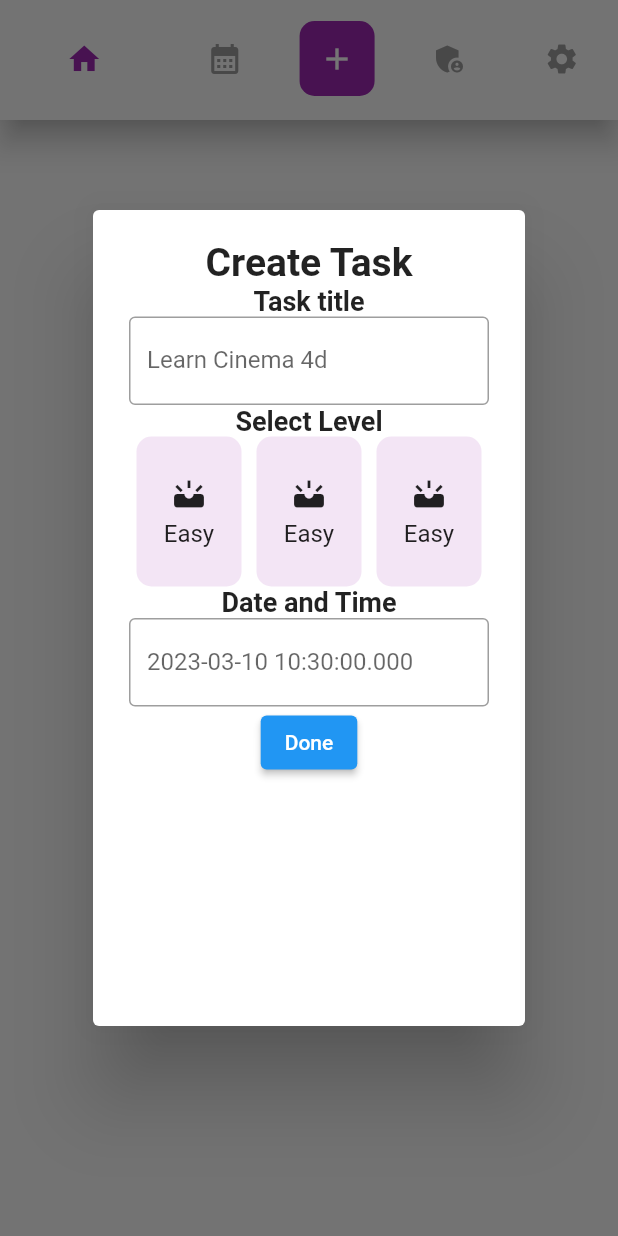
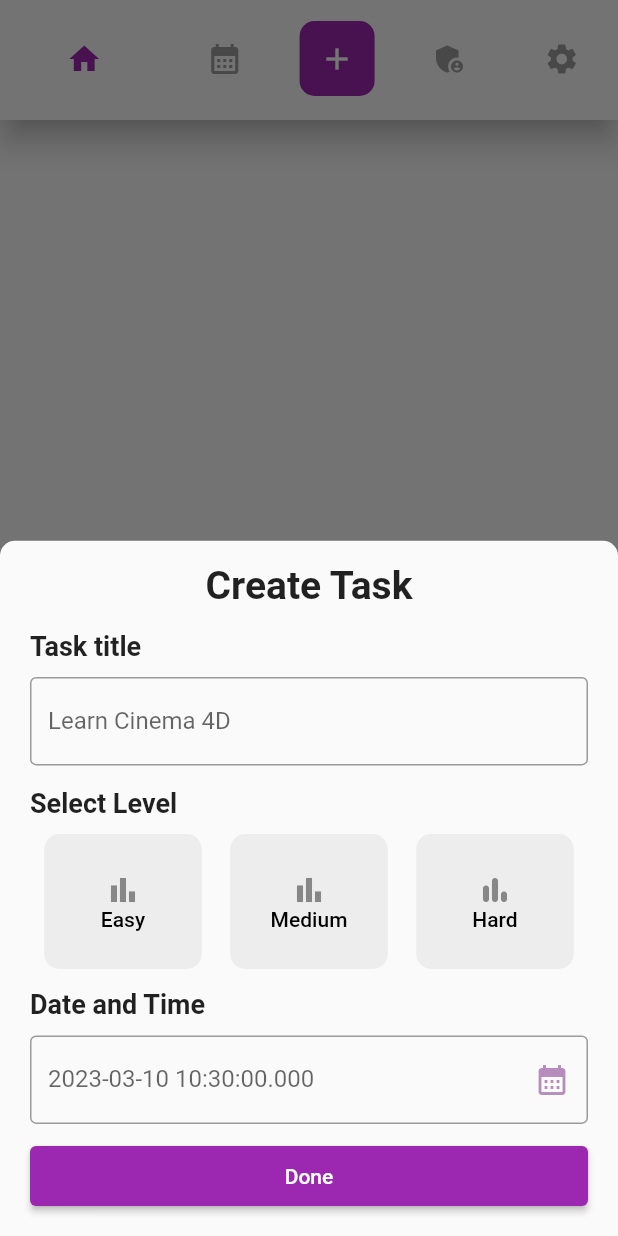
Before and after one commit to Michael-saeek/to_do_tasks_app, a Flutter app: the NavigationBarBottom widget shown alone on an empty page, opened directly, item 3 of the bottom bar chosen, on a phone screen of 412 x 824 dp. Run offline on Flutter 3.47's test engine with Material 2 defaults, Android fonts, the phone set to English and light mode, and no system bars; our stand-ins replace fl_chart; network calls fail.

Commit message:
adding last details about CreateTaskModal

```diff
--- a/lib/helpers/custom_dialog_task.dart
+++ b/lib/helpers/custom_dialog_task.dart
@@ -1,100 +1,177 @@
 import 'package:flutter/material.dart';
 
-void CustomShowCreateTask(BuildContext context) {
+void customShowCreateTask(BuildContext context) {
   final DateTime time = DateTime.now();
 
-  showDialog(
+  showModalBottomSheet(
       context: context,
+      shape: const RoundedRectangleBorder(
+          borderRadius: BorderRadius.vertical(top: Radius.circular(10))),
       builder: (_) {
-        return AlertDialog(
-          actionsAlignment: MainAxisAlignment.start,
-          content: SizedBox(
-            height: 500,
+        return SizedBox(
+          width: double.infinity,
           child: Column(
             children: [
+              const SizedBox(
+                height: 15,
+              ),
               const Text(
                   style: TextStyle(fontSize: 26, fontWeight: FontWeight.bold),
                   'Create Task'),
-                SizedBox(
-                  width: double.infinity,
+              Expanded(
+                child: Padding(
+                  padding: const EdgeInsets.symmetric(horizontal: 20),
                   child: Column(
-                    mainAxisAlignment: MainAxisAlignment.start,
-                    crossAxisAlignment: CrossAxisAlignment.center,
+                    mainAxisAlignment: MainAxisAlignment.center,
+                    crossAxisAlignment: CrossAxisAlignment.start,
                     children: const [
                       Text(
                           style: TextStyle(
                               fontSize: 18, fontWeight: FontWeight.bold),
                           'Task title'),
+                      SizedBox(
+                        height: 10,
+                      ),
                       TextField(
                         decoration: InputDecoration(
                             border: OutlineInputBorder(),
-                            labelText: 'Learn Cinema 4d'),
+                            labelText: 'Learn Cinema 4D'),
                       )
                     ],
                   ),
                 ),
-                SizedBox(
-                  width: double.infinity,
-                  child: Column(children: [
+              ),
+              Expanded(
+                child: Padding(
+                  padding: const EdgeInsets.symmetric(horizontal: 20),
+                  child: Column(
+                      mainAxisAlignment: MainAxisAlignment.center,
+                      crossAxisAlignment: CrossAxisAlignment.start,
+                      children: [
                         const Text(
                             style: TextStyle(
                                 fontSize: 18, fontWeight: FontWeight.bold),
                             'Select Level'),
+                        const SizedBox(
+                          height: 10,
+                        ),
                         Row(
+                          mainAxisAlignment: MainAxisAlignment.spaceAround,
                           children: const [
-                        _BottomLevelTaskWidget(),
-                        _BottomLevelTaskWidget(),
-                        _BottomLevelTaskWidget(),
+                            _BottomLevelTaskWidget(
+                                level: 'Easy', icon: Icons.bar_chart_outlined),
+                            _BottomLevelTaskWidget(
+                                level: 'Medium', icon: Icons.bar_chart),
+                            _BottomLevelTaskWidget(
+                                level: 'Hard', icon: Icons.bar_chart_rounded),
                           ],
                         )
                       ]),
                 ),
-                SizedBox(
-                  child: Column(children: [
+              ),
+              Expanded(
+                child: Padding(
+                  padding: const EdgeInsets.symmetric(horizontal: 20),
+                  child: Column(
+                      crossAxisAlignment: CrossAxisAlignment.start,
+                      mainAxisAlignment: MainAxisAlignment.center,
+                      children: [
                         const Text(
                             style: TextStyle(
                                 fontSize: 18, fontWeight: FontWeight.bold),
                             'Date and Time'),
+                        const SizedBox(
+                          height: 10,
+                        ),
                         TextField(
+                          style: const TextStyle(color: Colors.purple),
                           decoration: InputDecoration(
+                              suffixIcon: const Icon(Icons.calendar_month),
+                              suffixIconColor:
+                                  const Color.fromARGB(132, 118, 37, 133),
                               border: const OutlineInputBorder(),
                               labelText: time.toString()),
                         )
                       ]),
                 ),
-                ElevatedButton(onPressed: () {}, child: Text('Done'))
+              ),
+              Container(
+                margin: const EdgeInsets.symmetric(horizontal: 20),
+                width: double.infinity,
+                height: 40,
+                child: ElevatedButton(
+                  onPressed: () {},
+                  style: const ButtonStyle(
+                      backgroundColor:
+                          MaterialStatePropertyAll<Color>(Colors.purple)),
+                  child: const Text('Done'),
+                ),
+              ),
+              const SizedBox(
+                height: 20,
+              ),
             ],
-            ),
           ),
         );
       });
 }
 
-class _BottomLevelTaskWidget extends StatelessWidget {
+class _BottomLevelTaskWidget extends StatefulWidget {
+  final String level;
+  final IconData icon;
+
   const _BottomLevelTaskWidget({
     super.key,
+    required this.level,
+    required this.icon,
   });
 
   @override
+  State<_BottomLevelTaskWidget> createState() => _BottomLevelTaskWidgetState();
+}
+
+class _BottomLevelTaskWidgetState extends State<_BottomLevelTaskWidget> {
+  bool isSelect = false;
+
+  @override
   Widget build(BuildContext context) {
-    return Padding(
-      padding: const EdgeInsets.symmetric(horizontal: 5),
-      child: Container(
+    return Container(
+        alignment: Alignment.center,
         decoration: BoxDecoration(
-            color: Colors.purple[50], borderRadius: BorderRadius.circular(10)),
-        height: 100,
-        width: 70,
+            color: const Color.fromARGB(255, 238, 237, 237),
+            borderRadius: BorderRadius.circular(10)),
+        height: 90,
+        width: 105,
+        child: TextButton(
+            onPressed: () {
+              if (isSelect) {
+                setState(() {
+                  isSelect = false;
+                });
+              } else {
+                setState(() {
+                  isSelect = true;
+                });
+              }
+            },
+            child: SizedBox(
+              width: double.infinity,
               child: Column(
                 mainAxisAlignment: MainAxisAlignment.center,
-          children: const [
-            Icon(Icons.upcoming),
-            SizedBox(
-              height: 5,
-            ),
-            Text('Easy'),
+                crossAxisAlignment: CrossAxisAlignment.center,
+                children: [
+                  Icon(
+                      color: isSelect == true
+                          ? Colors.purple
+                          : const Color.fromARGB(255, 136, 135, 135),
+                      widget.icon),
+                  Text(
+                      style: TextStyle(
+                          color:
+                              isSelect == true ? Colors.purple : Colors.black),
+                      widget.level),
                 ],
               ),
-      ),
-    );
+            )));
   }
 }
--- a/lib/widgets/custom_lists_plan.dart
+++ b/lib/widgets/custom_lists_plan.dart
@@ -7,9 +7,9 @@ class CustomListsPlan extends StatefulWidget {
   State<CustomListsPlan> createState() => _CustomListsPlanState();
 }
 
-const bool _switchValue = true;
+class _CustomListsPlanState extends State<CustomListsPlan> {
+  bool isSelect = false;
 
-class _CustomListsPlanState extends State<CustomListsPlan> {
   @override
   Widget build(BuildContext context) {
     return Container(
@@ -28,8 +28,18 @@ class _CustomListsPlanState extends State<CustomListsPlan> {
               Checkbox(
                   checkColor: Colors.white,
                   activeColor: Colors.purple[400],
-                  value: _switchValue,
-                  onChanged: (bool? value) {}),
+                  value: isSelect,
+                  onChanged: (bool? value) {
+                    if (isSelect == true) {
+                      setState(() {
+                        isSelect = value!;
+                      });
+                    } else {
+                      setState(() {
+                        isSelect = value!;
+                      });
+                    }
+                  }),
               const Text('Chequeo medico')
             ],
           ),
--- a/lib/widgets/navigation_bar_bottom.dart
+++ b/lib/widgets/navigation_bar_bottom.dart
@@ -25,7 +25,7 @@ class NavigationBarBottom extends StatelessWidget {
               height: 50,
               width: 50,
               child: GestureDetector(
-                onTap: () => CustomShowCreateTask(context),
+                onTap: () => customShowCreateTask(context),
                 child: const Icon(color: Colors.white, Icons.add),
               ),
             ),
```
Lines whose indentation alone changed are shown as unchanged.
